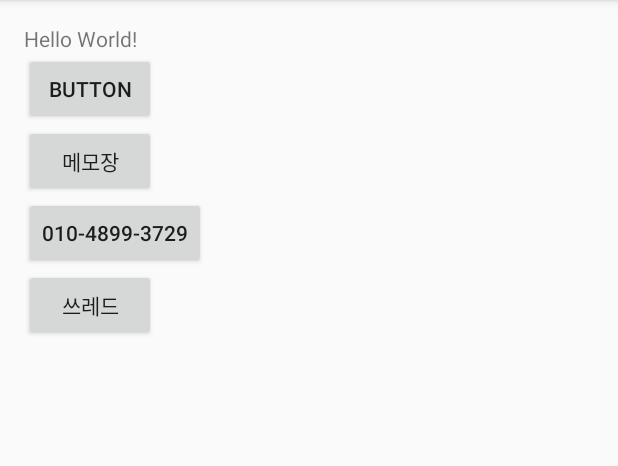
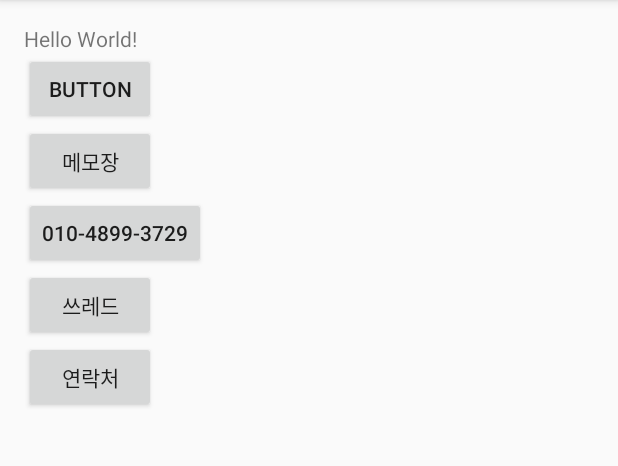
Before and after one commit to suwonsmartapp/VacationBae, an Android app: the screen it shows after launch (MainActivity), after a tap on "쓰레드", on a phone screen of 412 x 824 dp, the part 84-550 px from its top. Run offline under Robolectric (Android 15) with nearby library versions, the phone set to English and light mode, and no system bars.

```diff
--- a/app/src/main/AndroidManifest.xml
+++ b/app/src/main/AndroidManifest.xml
@@ -1,6 +1,8 @@
 <?xml version="1.0" encoding="utf-8"?>
 <manifest xmlns:android="http://schemas.android.com/apk/res/android"
     package="com.team_coder.myapplication">
+
+    <uses-permission android:name="android.permission.READ_CONTACTS" />
 
     <application
         android:allowBackup="true"
@@ -20,7 +22,8 @@
             android:name=".MemoMainActivity"
             android:label="@string/title_activity_memo_main"
             android:theme="@style/AppTheme.NoActionBar" />
-        <activity android:name=".MemoEditActivity"></activity>
+        <activity android:name=".MemoEditActivity" />
+        <activity android:name=".ContactListActivity"></activity>
     </application>
 
 </manifest>
--- a/app/src/main/java/com/team_coder/myapplication/MainActivity.java
+++ b/app/src/main/java/com/team_coder/myapplication/MainActivity.java
@@ -28,6 +28,7 @@ public class MainActivity extends AppCompatActivity implements View.OnClickListe
         findViewById(R.id.memo_button).setOnClickListener(this);
         findViewById(R.id.call).setOnClickListener(this);
         findViewById(R.id.thread).setOnClickListener(this);
+        findViewById(R.id.contact).setOnClickListener(this);
 
         Log.d(TAG, "onCreate: ");
     }
@@ -94,27 +95,9 @@ public class MainActivity extends AppCompatActivity implements View.OnClickListe
                 break;
             case R.id.thread:
                 new LongWorkTask().execute();
-                // 오래 걸리는 일
-//                new Thread(new Runnable() {
-//                    @Override
-//                    public void run() {
-//                        // 백그라운드 쓰레드
-//                        try {
-//                            Log.d(TAG, "onClick: 오래 걸리는 일 시작");
-//                            Thread.sleep(3000);
-//                            Log.d(TAG, "onClick: 오래 걸리는 일 끝");
-//                            mTextView.post(new Runnable() {
-//                                @Override
-//                                public void run() {
-//                                    mTextView.setText("끝났다");
-//                                }
-//                            });
-//                        } catch (InterruptedException e) {
-//                            e.printStackTrace();
-//                        }
-//                    }
-//                }).start();
-
+                break;
+            case R.id.contact:
+                startActivity(new Intent(this, ContactListActivity.class));
                 break;
         }
     }
--- a/app/src/main/res/layout/activity_main.xml
+++ b/app/src/main/res/layout/activity_main.xml
@@ -40,4 +40,10 @@
         android:layout_width="wrap_content"
         android:layout_height="wrap_content" />
 
+    <Button
+        android:id="@+id/contact"
+        android:text="연락처"
+        android:layout_width="wrap_content"
+        android:layout_height="wrap_content" />
+
 </LinearLayout>
```
Also changed, not shown: app/src/main/java/com/team_coder/myapplication/ContactListActivity.java (added, +75 -0 lines), app/src/main/res/layout/activity_contact_list.xml (added, +17 -0 lines).
